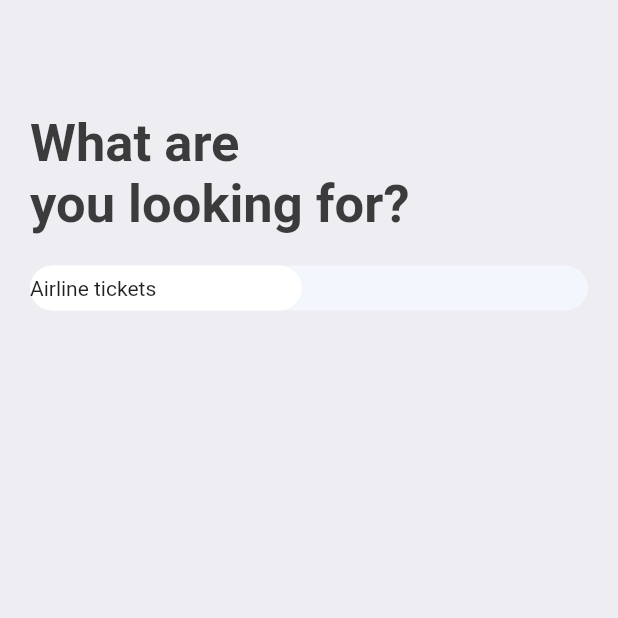
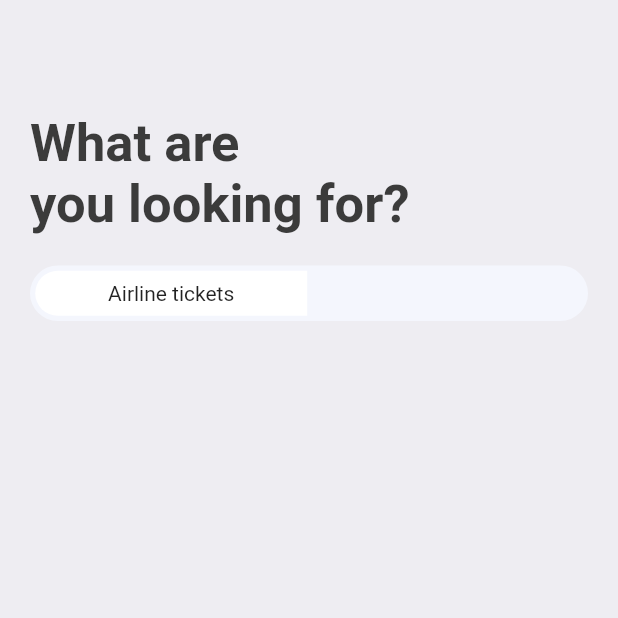
Before and after one commit to mrojasb2000/flutter_booktickets_app, a Flutter app: the SearchScreen screen opened directly, on a phone screen of 412 x 824 dp, the top half of it. Run offline on Flutter 3.47's test engine with Material 2 defaults, Android fonts, the phone set to English and light mode, and no system bars; our stand-ins replace fluentui_icons, gap, get.

Commit message:
chore: refactor decoration options widget

```diff
--- a/lib/screens/search_screen.dart
+++ b/lib/screens/search_screen.dart
@@ -22,6 +22,7 @@ class SearchScreen extends StatelessWidget {
                       .copyWith(fontSize: AppLayout.getHeight(35))),
               Gap(AppLayout.getHeight(20)),
               Container(
+                padding: const EdgeInsets.all(3.5),
                 decoration: BoxDecoration(
                   borderRadius: BorderRadius.circular(AppLayout.getHeight(50)),
                   color: const Color(0xFFF4F6FD),
@@ -33,11 +34,13 @@ class SearchScreen extends StatelessWidget {
                       padding: EdgeInsets.symmetric(
                           vertical: AppLayout.getHeight(7)),
                       decoration: BoxDecoration(
-                        borderRadius:
-                            BorderRadius.circular(AppLayout.getHeight(50)),
+                        borderRadius: BorderRadius.horizontal(
+                            left: Radius.circular(AppLayout.getHeight(50))),
                         color: Colors.white,
                       ),
-                      child: const Text("Airline tickets"),
+                      child: const Center(
+                        child: Text("Airline tickets"),
+                      ),
                     ),
                   ],
                 ),
```
